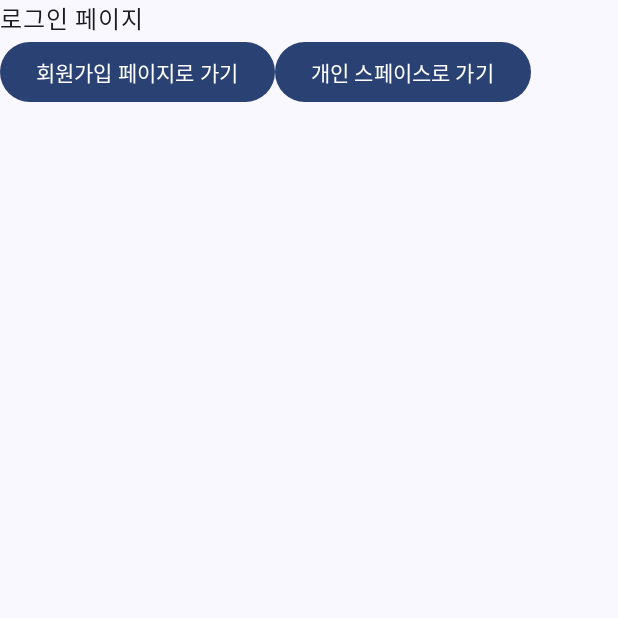
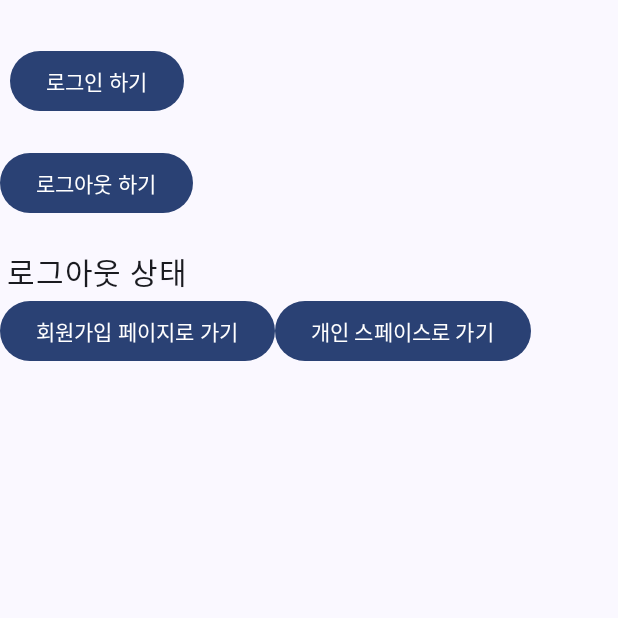
Before and after one commit to JungChnagHwi/S-Tab, an Android app built with Jetpack Compose: the login screen opened through its navigation route, on a phone screen of 412 x 824 dp, the top half of it. Run offline under Robolectric (Android 15) with nearby library versions, the light colour scheme and no system bars; libraries missing offline, so code that uses them is left out: com.kakao.sdk.

Commit message:
feat: 카카오 로그인 구현, key 숨기기
Change-Id: I4223fe6ac7eb5cf94b675aaf3c2e4500c55a74cc

```diff
--- a/frontend/app/src/main/java/com/ssafy/stab/MainActivity.kt
+++ b/frontend/app/src/main/java/com/ssafy/stab/MainActivity.kt
@@ -11,6 +11,7 @@ import androidx.compose.ui.Modifier
 import androidx.navigation.compose.NavHost
 import androidx.navigation.compose.composable
 import androidx.navigation.compose.rememberNavController
+import com.ssafy.stab.screens.auth.KakaoAuthViewModel
 import com.ssafy.stab.screens.auth.Login
 import com.ssafy.stab.screens.auth.SignUp
 import com.ssafy.stab.screens.space.SpaceRouters
--- a/frontend/app/src/main/java/com/ssafy/stab/screens/auth/Login.kt
+++ b/frontend/app/src/main/java/com/ssafy/stab/screens/auth/Login.kt
@@ -1,16 +1,30 @@
 package com.ssafy.stab.screens.auth
 
+import androidx.compose.foundation.layout.Arrangement
 import androidx.compose.foundation.layout.Column
 import androidx.compose.foundation.layout.Row
+import androidx.compose.foundation.layout.Spacer
+import androidx.compose.foundation.layout.height
 import androidx.compose.material3.Button
 import androidx.compose.material3.Text
 import androidx.compose.runtime.Composable
+import androidx.compose.runtime.collectAsState
+import androidx.compose.ui.Alignment
+import androidx.compose.ui.Modifier
+import androidx.compose.ui.text.style.TextAlign
+import androidx.compose.ui.unit.dp
+import androidx.compose.ui.unit.sp
+import androidx.lifecycle.viewmodel.compose.viewModel
+
 
 @Composable
 fun Login(onNavigate: (String) -> Unit){
+    val kakaoAuthViewModel : KakaoAuthViewModel = viewModel()
 
     Column {
-        Text(text = "로그인 페이지")
+
+        KakaoLoginView(kakaoAuthViewModel)
+
         Row {
             Button(onClick = { onNavigate("sign-up") }) {
                 Text(text = "회원가입 페이지로 가기")
@@ -21,3 +35,29 @@ fun Login(onNavigate: (String) -> Unit){
         }
     }
 }
+
+@Composable
+fun KakaoLoginView(viewModel: KakaoAuthViewModel) {
+
+    val isLoggedIn = viewModel.isLoggedIn.collectAsState()
+
+    val loginStatusInfoTitle = if (isLoggedIn.value) "로그인 상태" else "로그아웃 상태"
+
+    Column(
+        horizontalAlignment = Alignment.CenterHorizontally,
+        verticalArrangement = Arrangement.spacedBy(20.dp)
+        ) {
+        Spacer(modifier = Modifier.height(10.dp))
+        Button(onClick = {
+            viewModel.kakaoLogin()
+        }) {
+            Text(text = "로그인 하기")
+        }
+        Button(onClick = {
+            viewModel.kakaoLogout()
+        }) {
+            Text(text = "로그아웃 하기")
+        }
+        Text(text = loginStatusInfoTitle, textAlign = TextAlign.Center, fontSize = 20.sp)
+    }
+}
--- a/frontend/gradle.properties
+++ b/frontend/gradle.properties
@@ -21,3 +21,4 @@ kotlin.code.style=official
 # resources declared in the library itself and none from the library's dependencies,
 # thereby reducing the size of the R class for that library
 android.nonTransitiveRClass=true
+android.defaults.buildfeatures.buildconfig=true
--- a/frontend/settings.gradle.kts
+++ b/frontend/settings.gradle.kts
@@ -16,6 +16,7 @@ dependencyResolutionManagement {
     repositories {
         google()
         mavenCentral()
+        maven { url = java.net.URI("https://devrepo.kakao.com/nexus/content/groups/public/") }
     }
 }
 
```
Also changed, not shown: frontend/app/build.gradle.kts (+12 -0 lines), frontend/app/src/main/AndroidManifest.xml (+15 -0 lines), frontend/app/src/main/java/com/ssafy/stab/GlobalApplication.kt (added, +14 -0 lines), frontend/app/src/main/java/com/ssafy/stab/screens/auth/KakaoAuthViewModel.kt (added, +96 -0 lines).
